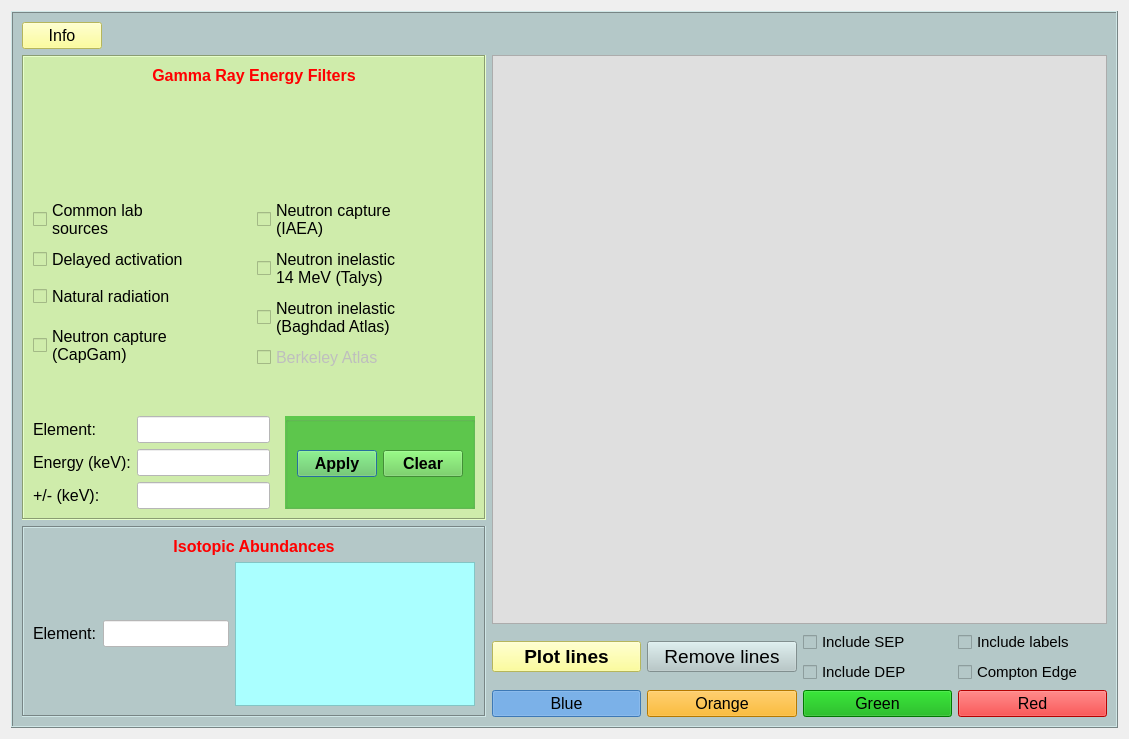
mauricioAyllon/NASA-gamma, file nasagamma/win_isot_id.ui: the form before one commit.
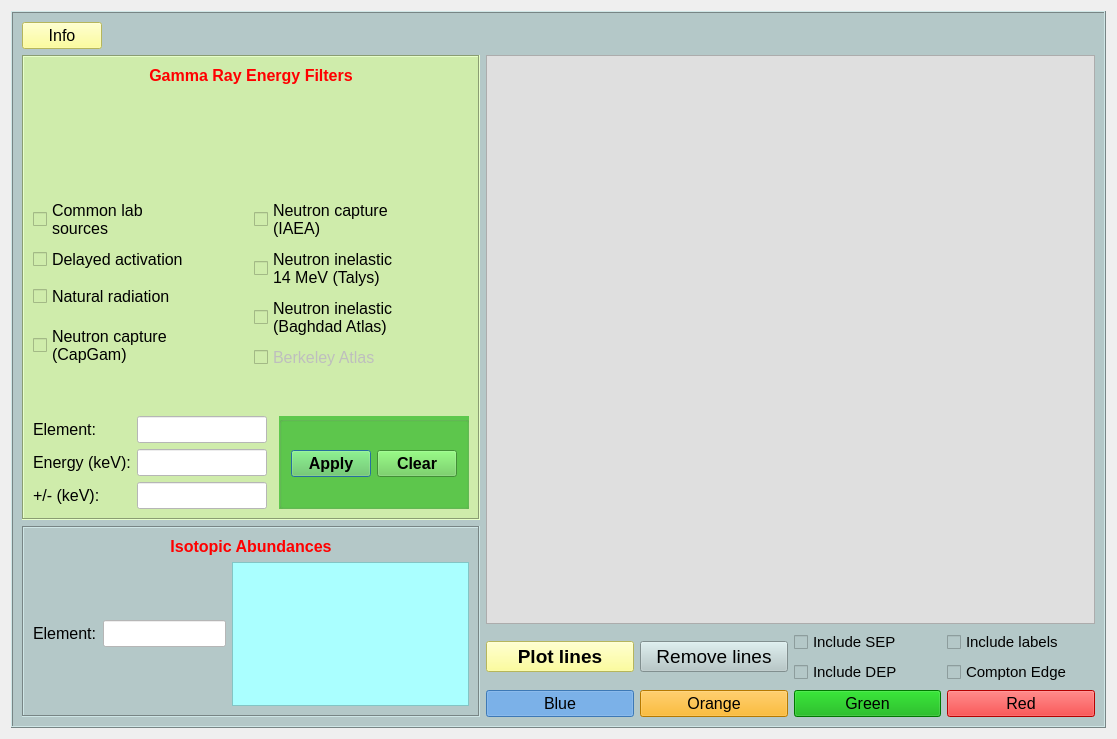
The form after the commit.

Commit message: Resized windows

```diff
--- a/nasagamma/win_isot_id.ui
+++ b/nasagamma/win_isot_id.ui
@@ -6,7 +6,7 @@
    <rect>
     <x>0</x>
     <y>0</y>
-    <width>1129</width>
+    <width>1117</width>
     <height>739</height>
    </rect>
   </property>
@@ -383,7 +383,7 @@
          <widget class="QScrollArea" name="scrollArea_gammas">
           <property name="minimumSize">
            <size>
-            <width>560</width>
+            <width>450</width>
             <height>0</height>
            </size>
           </property>
@@ -408,7 +408,7 @@
             <rect>
              <x>0</x>
              <y>0</y>
-             <width>558</width>
+             <width>546</width>
              <height>539</height>
             </rect>
            </property>
```
The commit also changes 1 other file.
